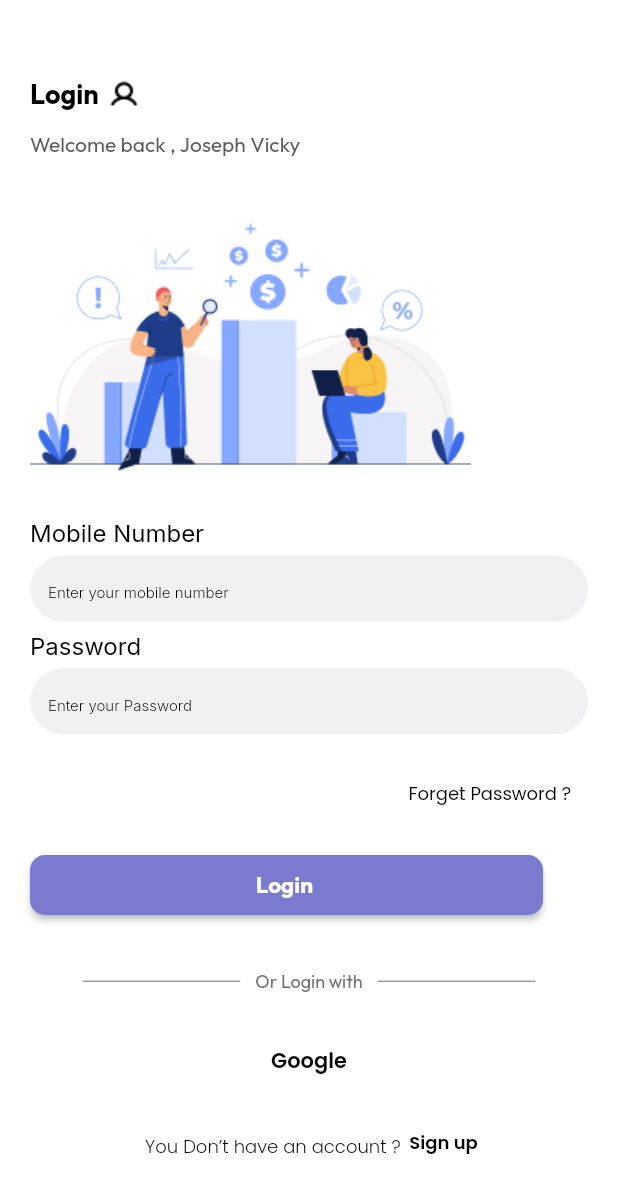
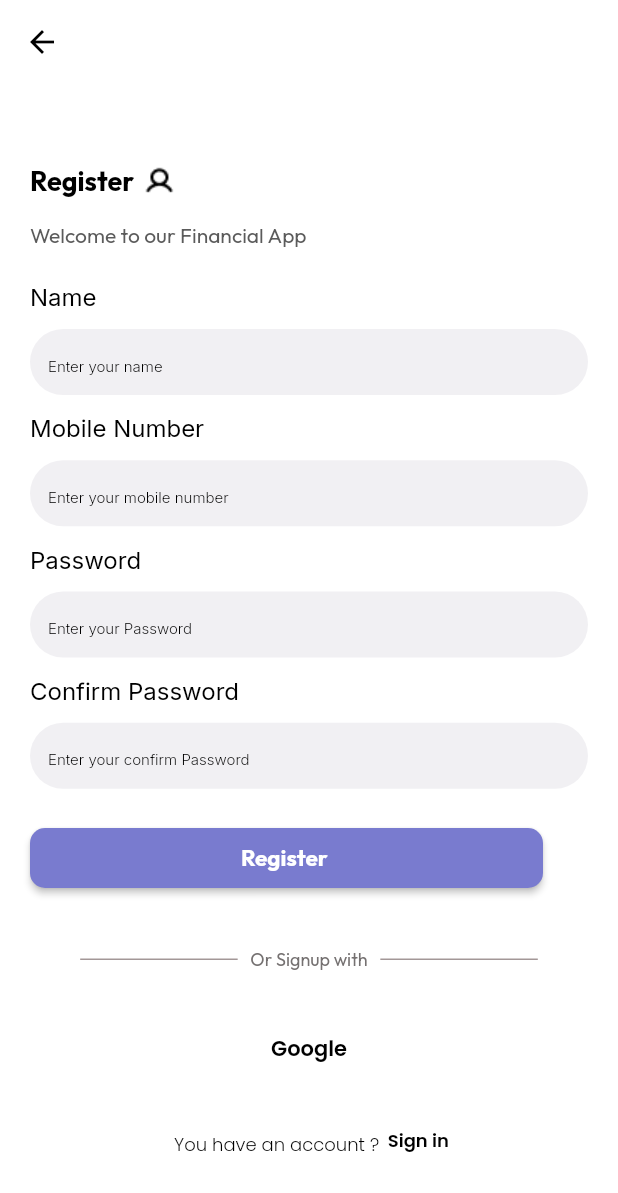
Before and after one commit to hussainwasim/finance_flutter, a Flutter app: the screen it shows after launch, on a phone screen of 412 x 824 dp. Shown: the top 1193 px of the screen. Run offline on Flutter 3.47's test engine with Material 2 defaults, Android fonts, the phone set to English and light mode, and no system bars; our stand-ins replace flutter_secure_storage, fluttertoast, geocoding, geolocator, get, google_fonts and 1 more.

Commit message:
customer detail / signup try

```diff
--- a/lib/main.dart
+++ b/lib/main.dart
@@ -4,6 +4,7 @@ import 'package:fin/view/admin_dashbord/customer_detail.dart';
 import 'package:fin/view/admin_dashbord/employee_list.dart';
 import 'package:fin/view/driver_dashbord/add_fund.dart';
 import 'package:fin/view/driver_dashbord/driver_dashboard.dart';
+import 'package:fin/view/signup/signup.dart';
 import 'package:flutter/material.dart';
 import 'res/style/colors.dart';
 import 'view/admin_dashbord/admin_dashboard.dart';
@@ -33,7 +34,8 @@ class MyApp extends StatelessWidget {
       // home: const DriverDashboard(),
       //home: const AddCustomer(),
       //home: const EmployeeList(),
-      home: const LogIn(),
+      // home: const LogIn(),
+      home: const SignUp(),
       //home: const addFund(),
     );
   }
--- a/lib/view/driver_dashbord/add_fund.dart
+++ b/lib/view/driver_dashbord/add_fund.dart
@@ -34,7 +34,7 @@ class _addFundState extends State<addFund> {
       'Authorization': 'Bearer $loginResponse'
     };
     Map<String, dynamic> body = {
-      "daily_due_amount": addFund.text,
+      "collection_amount": addFund.text,
     };
 
     var response =
--- a/lib/view/driver_dashbord/driver_dashboard.dart
+++ b/lib/view/driver_dashbord/driver_dashboard.dart
@@ -394,7 +394,7 @@ class _DriverDashboardState extends State<DriverDashboard> {
                       decoration: BoxDecoration(
                           shape: BoxShape.circle, color: primaryWhite),
                     ),
-                  )
+                  ),
                 ],
               ),
             ),
--- a/lib/view/signup/signup.dart
+++ b/lib/view/signup/signup.dart
@@ -1,9 +1,19 @@
+import 'dart:convert';
+
+import 'package:fin/models/signup_model.dart';
 import 'package:fin/res/style/colors.dart';
 import 'package:fin/view/login/login.dart';
 import 'package:flutter/material.dart';
 import 'package:flutter/src/widgets/container.dart';
 import 'package:flutter/src/widgets/framework.dart';
 import 'package:google_fonts/google_fonts.dart';
+import 'package:http/http.dart' as http;
+import '../../utils/storage_helpers/storage_helpers.dart';
+import '../../utils/storage_helpers/storage_helpers_string.dart';
+import '../../widgets/snackbar.dart';
+import '../admin_dashbord/admin_dashboard.dart';
+import '../driver_dashbord/driver_dashboard.dart';
+import '../view_model/user_model.dart';
 
 class SignUp extends StatefulWidget {
   const SignUp({super.key});
@@ -13,6 +23,22 @@ class SignUp extends StatefulWidget {
 }
 
 class SignUpState extends State<SignUp> {
+  bool isLoading = false;
+  final _formKey = GlobalKey<FormState>();
+  final name = TextEditingController();
+  final mobile = TextEditingController();
+  final password = TextEditingController();
+  final confirmPassword = TextEditingController();
+  signup() async {
+    setState(() {
+      isLoading = false;
+    });
+    print(name.text);
+    if (_formKey.currentState!.validate()) {
+      await SignUpModel.sign(name.text, mobile.text, password.text, context);
+    }
+  }
+
   @override
   Widget build(BuildContext context) {
     return Scaffold(
@@ -56,6 +82,8 @@ class SignUpState extends State<SignUp> {
                     ))),
                 Container(
                   height: 350,
+                  child: Form(
+                    key: _formKey,
                     child: Column(
                       mainAxisAlignment: MainAxisAlignment.spaceAround,
                       crossAxisAlignment: CrossAxisAlignment.start,
@@ -70,6 +98,7 @@ class SignUpState extends State<SignUp> {
                         SizedBox(
                           height: 44,
                           child: TextFormField(
+                            controller: name,
                             decoration: InputDecoration(
                               fillColor: Color(0xFFF1F0F3),
                               filled: true,
@@ -106,6 +135,7 @@ class SignUpState extends State<SignUp> {
                         SizedBox(
                           height: 44,
                           child: TextFormField(
+                            controller: mobile,
                             decoration: InputDecoration(
                               fillColor: Color(0xFFF1F0F3),
                               filled: true,
@@ -142,6 +172,7 @@ class SignUpState extends State<SignUp> {
                         SizedBox(
                           height: 44,
                           child: TextFormField(
+                            controller: password,
                             decoration: InputDecoration(
                               fillColor: Color(0xFFF1F0F3),
                               filled: true,
@@ -177,6 +208,7 @@ class SignUpState extends State<SignUp> {
                         SizedBox(
                           height: 44,
                           child: TextFormField(
+                            controller: confirmPassword,
                             decoration: InputDecoration(
                               fillColor: Color(0xFFF1F0F3),
                               filled: true,
@@ -205,13 +237,19 @@ class SignUpState extends State<SignUp> {
                       ],
                     ),
                   ),
+                ),
                 ElevatedButton(
                   style: ElevatedButton.styleFrom(
                       minimumSize: Size(342, 40),
                       primary: primaryColor,
                       shape: RoundedRectangleBorder(
                           borderRadius: BorderRadius.circular(10))),
-                  onPressed: () {},
+                  onPressed: () {
+                    if (_formKey.currentState!.validate()) {
+                      print("ok");
+                    }
+                    signup();
+                  },
                   child: Text('Register ',
                       style: GoogleFonts.outfit(
                           textStyle: const TextStyle(
--- a/lib/widgets/customer_info_widget.dart
+++ b/lib/widgets/customer_info_widget.dart
@@ -30,8 +30,8 @@ class _CustomerCardState extends State<CustomerCard> {
     setState(() {
       isLoading = true;
     });
-    var url =
-        'http://product.artsify.in/public/api/customers/1'; //widget.id.toString();
+    var url = 'http://product.artsify.in/public/api/customers/' +
+        widget.id.toString();
     Map<String, String> requestHeaders = {
       'Content-type': 'application/json',
       'Accept': 'application/json',
```
Also changed, not shown: lib/models/signup_model.dart (added, +46 -0 lines), lib/view/admin_dashbord/customer_detail.dart (+56 -48 lines). Lines whose indentation alone changed are shown as unchanged.
